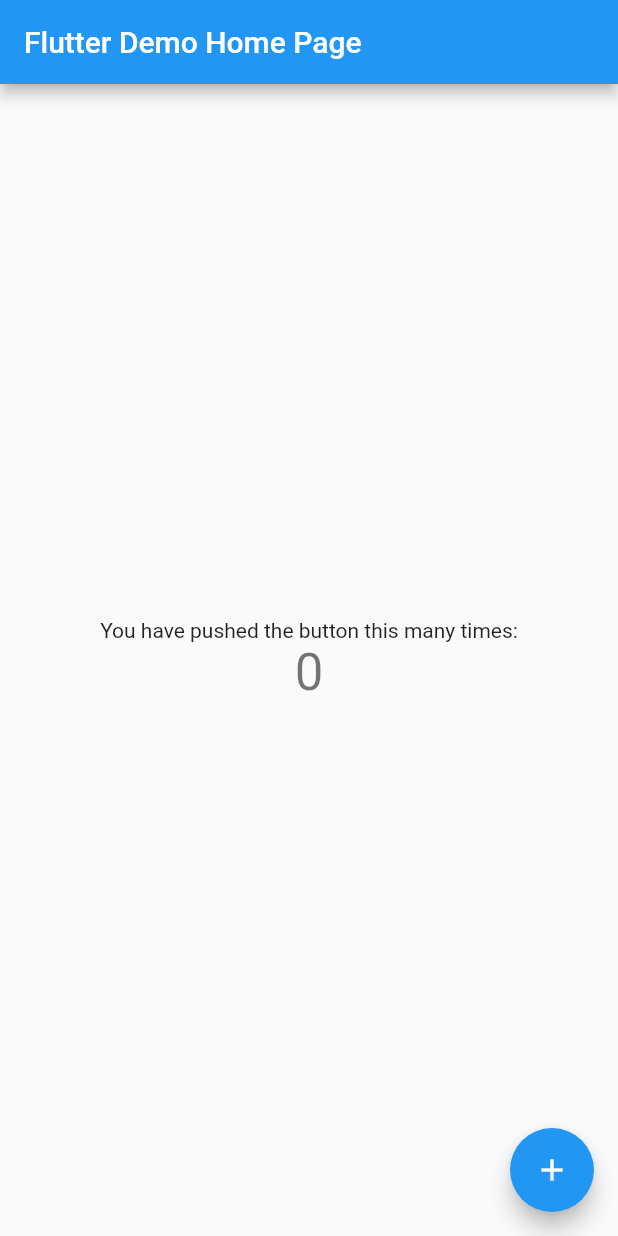
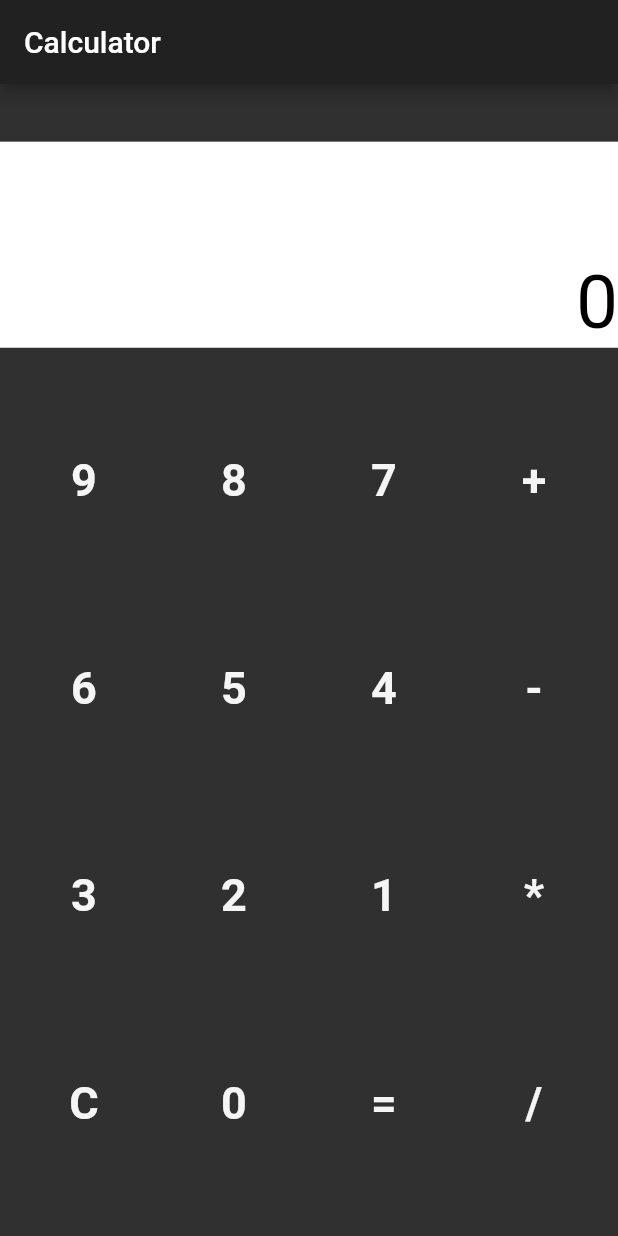
Before and after one commit to shibadog39/flutter-calculator, a Flutter app: the screen it shows after launch, on a phone screen of 412 x 824 dp. Run offline on Flutter 3.47's test engine with Material 2 defaults, Android fonts, the phone set to English and light mode, and no system bars.

Commit message:
create the layout

```diff
--- /dev/null
+++ b/lib/home_page.dart
@@ -0,0 +1,84 @@
+import 'package:flutter/material.dart'; //imported flutter material package
+
+class HomePage extends StatefulWidget{ // creating a stateful widget
+  @override
+  State createState() => new HomePageState(); // creating the state
+}
+
+class HomePageState extends State<HomePage>{
+  @override
+  Widget build(BuildContext context) { // creating the widget
+    return new Scaffold(
+        appBar: new AppBar( //defines the content of the Appbar
+          title: new Text("Calculator"),
+        ),
+        body: Container(
+          child: Column( //Since we have multiple children arranged vertically, we are using column
+            mainAxisAlignment: MainAxisAlignment.spaceEvenly, // Equal vertical space between all the children of column
+            children: <Widget>[ // the column widget uses the children property
+              Container( // Display Container
+                constraints: BoxConstraints.expand( // Creating a boxed container
+                  height: Theme.of(context).textTheme.display1.fontSize * 1.1 + 100.0,
+                ),
+                alignment: Alignment.bottomRight, // Aligning the text to the bottom right of our display screen
+                color: Colors.white, // Seting the background color of the container
+                child: Text(
+                  "0",
+                  style: TextStyle( // Styling the text
+                      fontSize: 50.0,
+                      color: Colors.black
+                  ),
+                  textAlign: TextAlign.right,
+                ),
+              ),
+              Row(
+                mainAxisAlignment: MainAxisAlignment.spaceEvenly,
+                children: <Widget>[
+                  _button("9", null), // using custom widget _button
+                  _button("8", null),
+                  _button("7", null),
+                  _button("+", null)
+                ],
+              ),
+              Row(
+                mainAxisAlignment: MainAxisAlignment.spaceEvenly,
+                children: <Widget>[
+                  _button("6", null), // using custom widget _button
+                  _button("5", null),
+                  _button("4", null),
+                  _button("-", null)
+                ],
+              ),
+              Row(
+                mainAxisAlignment: MainAxisAlignment.spaceEvenly,
+                children: <Widget>[
+                  _button("3", null), // using custom widget _button
+                  _button("2", null),
+                  _button("1", null),
+                  _button("*", null)
+                ],
+              ),
+              Row(
+                mainAxisAlignment: MainAxisAlignment.spaceEvenly,
+                children: <Widget>[
+                  _button("C", null), // using custom widget _button
+                  _button("0", null),
+                  _button("=", null),
+                  _button("/", null)
+                ],
+              )
+            ],
+          ),
+        )
+    );
+  }
+
+  Widget _button (String number, Function() f){ // Creating a method of return type Widget with number and function f as a parameter
+    return MaterialButton(
+      height: 100.0,
+      child: Text(number,
+          style:  TextStyle(fontWeight: FontWeight.bold, fontSize: 30.0, color: Colors.grey[100])),
+      onPressed: f,
+    );
+  }
+}
--- a/lib/main.dart
+++ b/lib/main.dart
@@ -1,4 +1,5 @@
 import 'package:flutter/material.dart';
+import 'home_page.dart';
 
 void main() => runApp(MyApp());
 
@@ -7,105 +8,9 @@ class MyApp extends StatelessWidget {
   @override
   Widget build(BuildContext context) {
     return MaterialApp(
-      title: 'Flutter Demo',
-      theme: ThemeData(
-        // This is the theme of your application.
-        //
-        // Try running your application with "flutter run". You'll see the
-        // application has a blue toolbar. Then, without quitting the app, try
-        // changing the primarySwatch below to Colors.green and then invoke
-        // "hot reload" (press "r" in the console where you ran "flutter run",
-        // or simply save your changes to "hot reload" in a Flutter IDE).
-        // Notice that the counter didn't reset back to zero; the application
-        // is not restarted.
-        primarySwatch: Colors.blue,
-      ),
-      home: MyHomePage(title: 'Flutter Demo Home Page'),
+      title: 'Calculator App',
+      theme: new ThemeData.dark(),
+      home: new HomePage(),
     );
   }
 }
-
-class MyHomePage extends StatefulWidget {
-  MyHomePage({Key key, this.title}) : super(key: key);
-
-  // This widget is the home page of your application. It is stateful, meaning
-  // that it has a State object (defined below) that contains fields that affect
-  // how it looks.
-
-  // This class is the configuration for the state. It holds the values (in this
-  // case the title) provided by the parent (in this case the App widget) and
-  // used by the build method of the State. Fields in a Widget subclass are
-  // always marked "final".
-
-  final String title;
-
-  @override
-  _MyHomePageState createState() => _MyHomePageState();
-}
-
-class _MyHomePageState extends State<MyHomePage> {
-  int _counter = 0;
-
-  void _incrementCounter() {
-    setState(() {
-      // This call to setState tells the Flutter framework that something has
-      // changed in this State, which causes it to rerun the build method below
-      // so that the display can reflect the updated values. If we changed
-      // _counter without calling setState(), then the build method would not be
-      // called again, and so nothing would appear to happen.
-      _counter++;
-    });
-  }
-
-  @override
-  Widget build(BuildContext context) {
-    // This method is rerun every time setState is called, for instance as done
-    // by the _incrementCounter method above.
-    //
-    // The Flutter framework has been optimized to make rerunning build methods
-    // fast, so that you can just rebuild anything that needs updating rather
-    // than having to individually change instances of widgets.
-    return Scaffold(
-      appBar: AppBar(
-        // Here we take the value from the MyHomePage object that was created by
-        // the App.build method, and use it to set our appbar title.
-        title: Text(widget.title),
-      ),
-      body: Center(
-        // Center is a layout widget. It takes a single child and positions it
-        // in the middle of the parent.
-        child: Column(
-          // Column is also a layout widget. It takes a list of children and
-          // arranges them vertically. By default, it sizes itself to fit its
-          // children horizontally, and tries to be as tall as its parent.
-          //
-          // Invoke "debug painting" (press "p" in the console, choose the
-          // "Toggle Debug Paint" action from the Flutter Inspector in Android
-          // Studio, or the "Toggle Debug Paint" command in Visual Studio Code)
-          // to see the wireframe for each widget.
-          //
-          // Column has various properties to control how it sizes itself and
-          // how it positions its children. Here we use mainAxisAlignment to
-          // center the children vertically; the main axis here is the vertical
-          // axis because Columns are vertical (the cross axis would be
-          // horizontal).
-          mainAxisAlignment: MainAxisAlignment.center,
-          children: <Widget>[
-            Text(
-              'You have pushed the button this many times:',
-            ),
-            Text(
-              '$_counter',
-              style: Theme.of(context).textTheme.display1,
-            ),
-          ],
-        ),
-      ),
-      floatingActionButton: FloatingActionButton(
-        onPressed: _incrementCounter,
-        tooltip: 'Increment',
-        child: Icon(Icons.add),
-      ), // This trailing comma makes auto-formatting nicer for build methods.
-    );
-  }
-}
```
